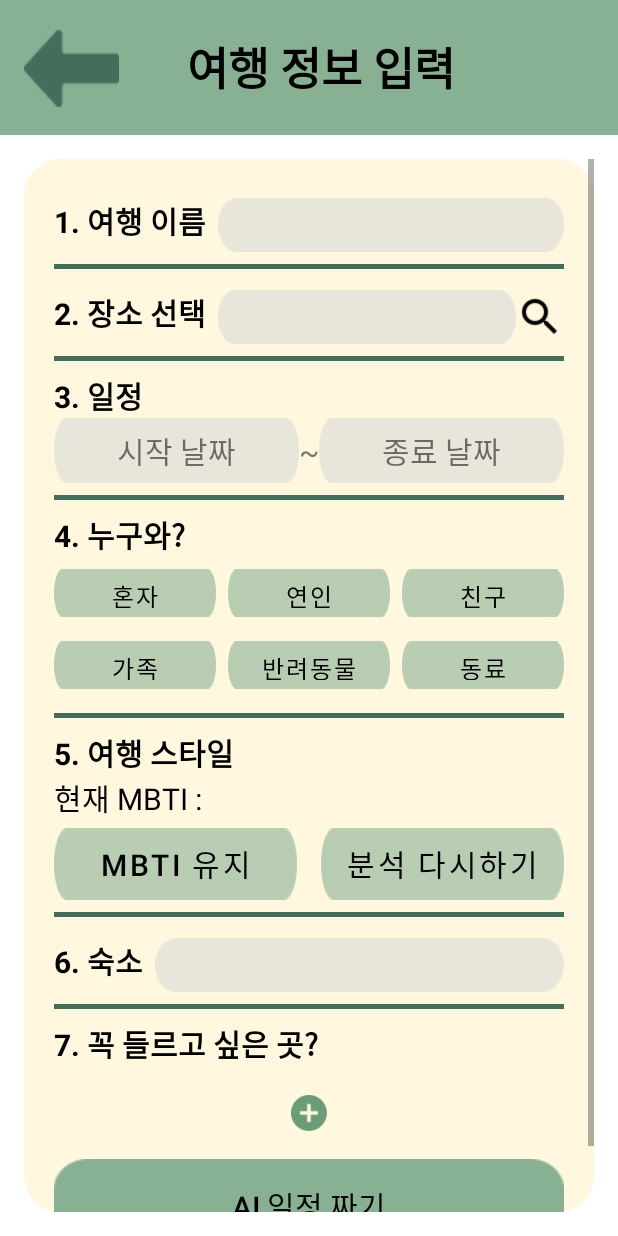
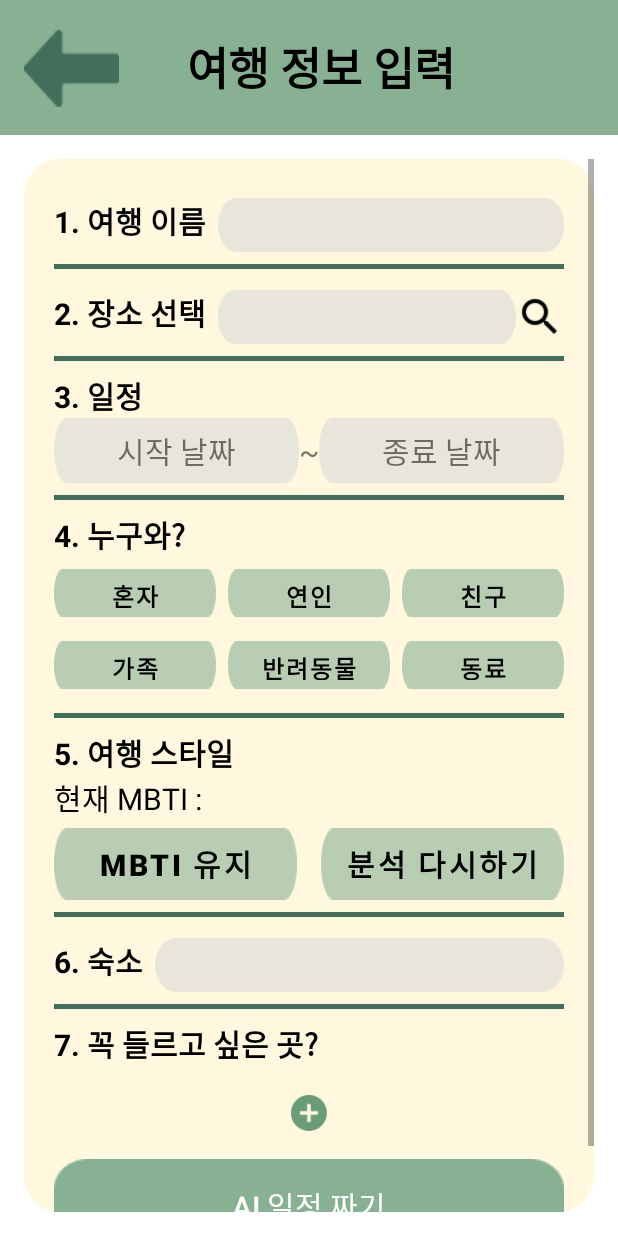
Before and after one commit to domong717/tripkey, an Android app: the AddTripActivity screen opened directly, with no data from a screen before it, on a phone screen of 412 x 824 dp. Run offline under Robolectric (Android 15) with nearby library versions, the phone set to English and light mode, and no system bars; our stand-ins replace Firebase (no records; nobody signed in at launch, a user with empty details on screens opened directly).

Commit message:
UI 수정

```diff
--- a/app/src/main/res/layout/activity_add_trip.xml
+++ b/app/src/main/res/layout/activity_add_trip.xml
@@ -215,6 +215,7 @@
                     android:background="@drawable/gray_box_full"
                     android:backgroundTint="@null"
                     android:padding="0dp"
+                    android:textStyle="bold"
                     android:text="혼자"
                     android:textSize="16sp" />
 
@@ -226,6 +227,7 @@
                     android:layout_weight="1"
                     android:background="@drawable/gray_box_full"
                     android:padding="0dp"
+                    android:textStyle="bold"
                     android:text="연인"
                     android:textSize="16sp" />
 
@@ -237,6 +239,7 @@
                     android:background="@drawable/gray_box_full"
                     android:padding="0dp"
                     android:text="친구"
+                    android:textStyle="bold"
                     android:textSize="16sp" />
             </LinearLayout>
 
@@ -255,6 +258,7 @@
                     android:backgroundTint="@null"
                     android:padding="0dp"
                     android:text="가족"
+                    android:textStyle="bold"
                     android:textSize="16sp" />
 
                 <Button
@@ -266,6 +270,7 @@
                     android:background="@drawable/gray_box_full"
                     android:padding="0dp"
                     android:text="반려동물"
+                    android:textStyle="bold"
                     android:textSize="16sp" />
 
                 <Button
@@ -276,6 +281,7 @@
                     android:background="@drawable/gray_box_full"
                     android:padding="0dp"
                     android:text="동료"
+                    android:textStyle="bold"
                     android:textSize="16sp" />
 
 
@@ -331,6 +337,7 @@
                     android:layout_marginEnd="16dp"
                     android:layout_weight="1"
                     android:background="@drawable/gray_box_full"
+                    android:textStyle="bold"
                     android:padding="0dp"
                     android:text="MBTI 유지" />
 
@@ -341,6 +348,7 @@
                     android:layout_weight="1"
                     android:background="@drawable/gray_box_full"
                     android:padding="0dp"
+                    android:textStyle="bold"
                     android:text="분석 다시하기" />
             </LinearLayout>
 
@@ -423,6 +431,8 @@
                 android:layout_width="match_parent"
                 android:layout_height="wrap_content"
                 android:background="@drawable/green_box_full"
+                android:textstyle="bold"
+                android:textColor="@color/white"
                 android:text="AI 일정 짜기"
                 />
         </LinearLayout>
--- a/app/src/main/res/layout/activity_calculate_money.xml
+++ b/app/src/main/res/layout/activity_calculate_money.xml
@@ -103,7 +103,7 @@
                     android:id="@+id/total_money"
                     android:layout_width="wrap_content"
                     android:layout_height="wrap_content"
-                    android:text="1000"
+                    android:text="0"
                     android:textColor="@color/dark_green"
                     android:textSize="35sp"
                     android:layout_gravity="bottom"
--- a/app/src/main/res/layout/activity_plan_detail.xml
+++ b/app/src/main/res/layout/activity_plan_detail.xml
@@ -153,7 +153,7 @@
     <ListView
         android:id="@+id/place_list_view"
         android:layout_below="@id/buttonLayout"
-        android:background="#FFF8DC"
+        android:background="@color/yellow"
         android:layout_width="match_parent"
-        android:layout_height="330dp"/>
+        android:layout_height="wrap_content"/>
 </RelativeLayout>
```
Also changed, not shown: app/src/main/res/layout/dialog_add_expense.xml (+0 -10 lines).
